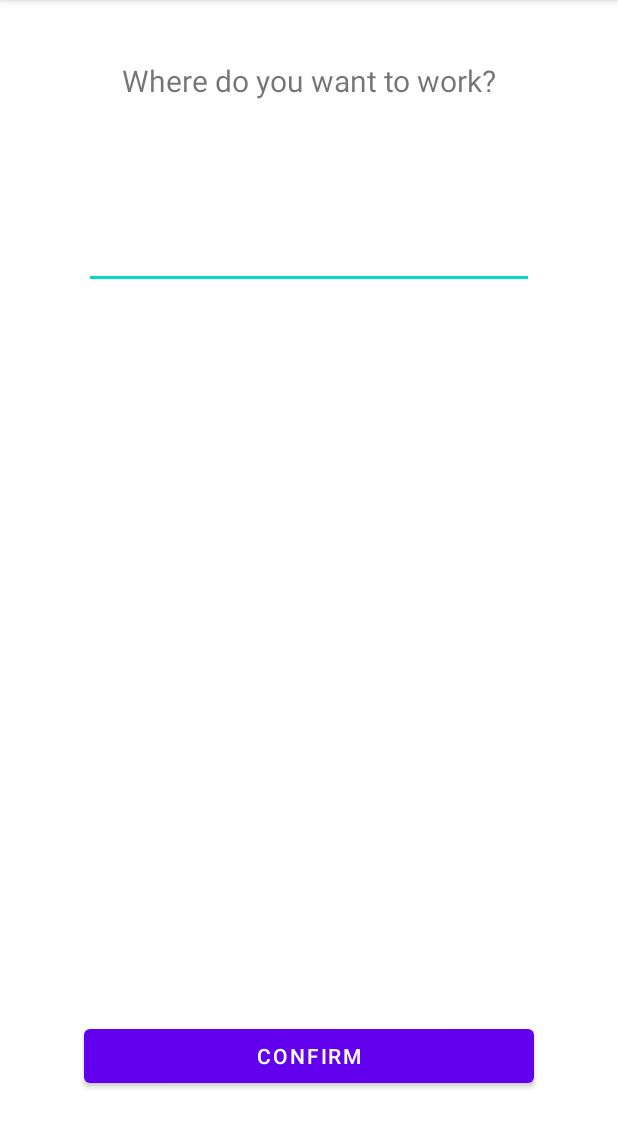
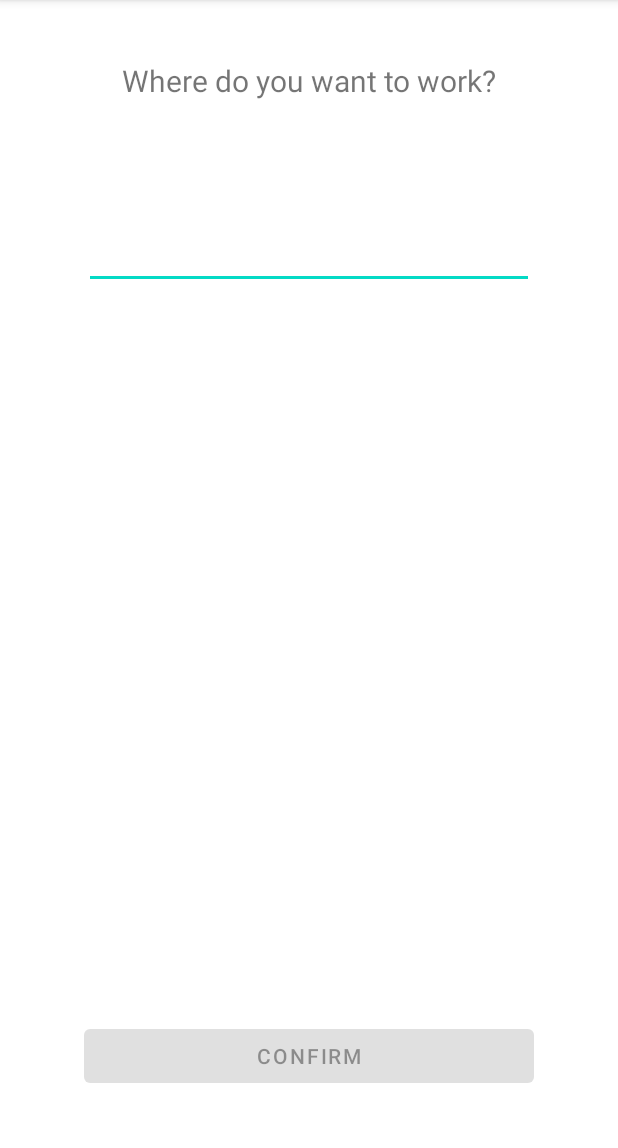
Before and after one commit to Zantyor/Tech-Hackathon-app, an Android app: the activity_location screen opened directly, with no data from a screen before it, on a phone screen of 412 x 824 dp, the part 84-1232 px from its top. Run offline under Robolectric (Android 15) with nearby library versions, the phone set to English and light mode, and no system bars.

Commit message:
Link between activity_location and MainActivity witch the location passed in extra

```diff
--- a/app/src/main/java/com/example/myjobapp/MainActivity.java
+++ b/app/src/main/java/com/example/myjobapp/MainActivity.java
@@ -2,7 +2,11 @@ package com.example.myjobapp;
 
 import androidx.appcompat.app.AppCompatActivity;
 
+import android.content.Intent;
 import android.os.Bundle;
+import android.view.View;
+import android.widget.Button;
+import android.widget.TextView;
 
 public class MainActivity extends AppCompatActivity {
 
--- a/app/src/main/java/com/example/myjobapp/activity_location.java
+++ b/app/src/main/java/com/example/myjobapp/activity_location.java
@@ -2,7 +2,13 @@ package com.example.myjobapp;
 
 import androidx.appcompat.app.AppCompatActivity;
 
+import android.content.Intent;
 import android.os.Bundle;
+import android.text.Editable;
+import android.text.TextWatcher;
+import android.view.View;
+import android.widget.Button;
+import android.widget.EditText;
 
 public class activity_location extends AppCompatActivity {
 
@@ -10,5 +16,42 @@ public class activity_location extends AppCompatActivity {
     protected void onCreate(Bundle savedInstanceState) {
         super.onCreate(savedInstanceState);
         setContentView(R.layout.activity_location);
+
+        EditText locationField = findViewById(R.id.locationField);
+        Button buttonGetLocation = findViewById(R.id.buttonGetLocation);
+
+        buttonGetLocation.setEnabled(false);
+
+        locationField.addTextChangedListener(new TextWatcher() {
+            @Override
+            public void beforeTextChanged(CharSequence s, int start, int count, int after) {
+
+            }
+
+            @Override
+            public void onTextChanged(CharSequence s, int start, int before, int count) {
+                if (s.toString().equals("")) {
+                    buttonGetLocation.setEnabled(false);
+                } else {
+                    buttonGetLocation.setEnabled(true);
+                }
+            }
+
+            @Override
+            public void afterTextChanged(Editable s) {
+
+            }
+        });
+
+        buttonGetLocation.setOnClickListener(new View.OnClickListener(){
+            public void onClick(View v) {
+                String getLocation = locationField.getText().toString();
+                Intent intentToResult = new Intent(activity_location.this, MainActivity.class);
+                intentToResult.putExtra("getLocation", getLocation);
+                startActivity(intentToResult);
+            }
+        });
+
     }
+
 }
--- a/app/src/main/res/layout/activity_location.xml
+++ b/app/src/main/res/layout/activity_location.xml
@@ -12,17 +12,16 @@
         android:layout_height="wrap_content"
         android:text="@string/text_location"
         android:gravity="center"
-        android:textSize="20dp"
-        android:padding="40dp"
-        ></TextView>
+        android:textSize="20sp"
+        android:padding="40dp" />
 
     <EditText
+        android:id="@+id/locationField"
         android:layout_width="wrap_content"
         android:layout_height="wrap_content"
         android:width="300dp"
         android:layout_marginTop="40dp"
-        android:layout_gravity="center"
-        ></EditText>
+        android:layout_gravity="center" />
 
     <LinearLayout
         android:layout_width="match_parent"
@@ -30,14 +29,15 @@
         android:layout_weight="1"
         android:gravity="center|bottom"
         android:orientation="vertical">
+
         <Button
+            android:id="@+id/buttonGetLocation"
             android:layout_width="300dp"
             android:layout_height="wrap_content"
             android:paddingHorizontal="60dp"
             android:text="Confirm"
             android:layout_gravity="center_horizontal|center"
-            android:layout_marginBottom="40dp"
-            ></Button>
+            android:layout_marginBottom="40dp" />
     </LinearLayout>
 
 </LinearLayout>
```
